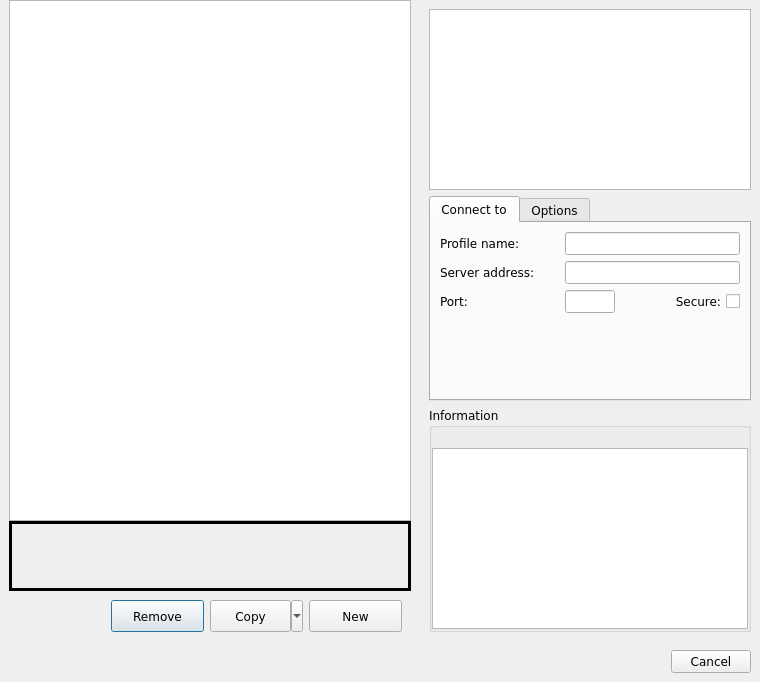
Qt form src/ui/connection_profiles.ui (Mudlet/Mudlet) before a commit.
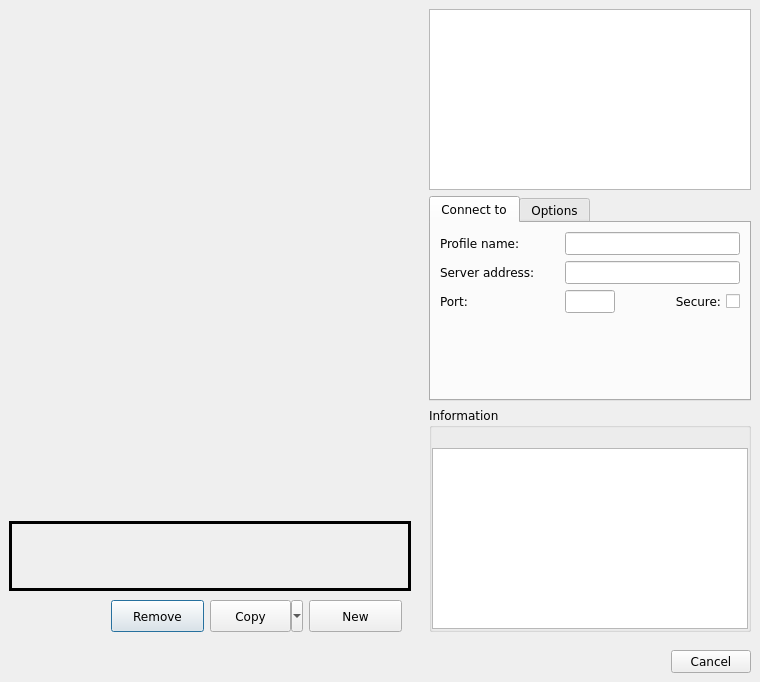
The same form after that commit. Icons and pictures are not drawn. Custom widgets are drawn as their Qt base class.

Commit message:
Improve: Split connection dialog profiles into user and default lists
Separate the single profile list into two QListWidgets with a
vertical QSplitter: user profiles on top, default game profiles
on the bottom. The splitter allows hiding default profiles by
dragging it to the bottom, and its position persists across
dialog restarts via QSettings.

```diff
--- a/src/ui/connection_profiles.ui
+++ b/src/ui/connection_profiles.ui
@@ -95,19 +95,19 @@
           <number>0</number>
          </property>
          <item>
-          <widget class="QListWidget" name="listWidget_profiles">
+          <widget class="QWidget" name="profileListContainer" native="true">
+           <property name="sizePolicy">
+            <sizepolicy hsizetype="Expanding" vsizetype="Expanding">
+             <horstretch>0</horstretch>
+             <verstretch>1</verstretch>
+            </sizepolicy>
+           </property>
            <property name="minimumSize">
             <size>
              <width>365</width>
              <height>0</height>
             </size>
            </property>
-           <property name="accessibleName">
-            <string>profiles list</string>
-           </property>
-           <property name="resizeMode">
-            <enum>QListView::Adjust</enum>
-           </property>
           </widget>
          </item>
          <item>
```
Left out of the diff: 2 changed lines with no effect on the pictures. The commit also changes 2 other files.
